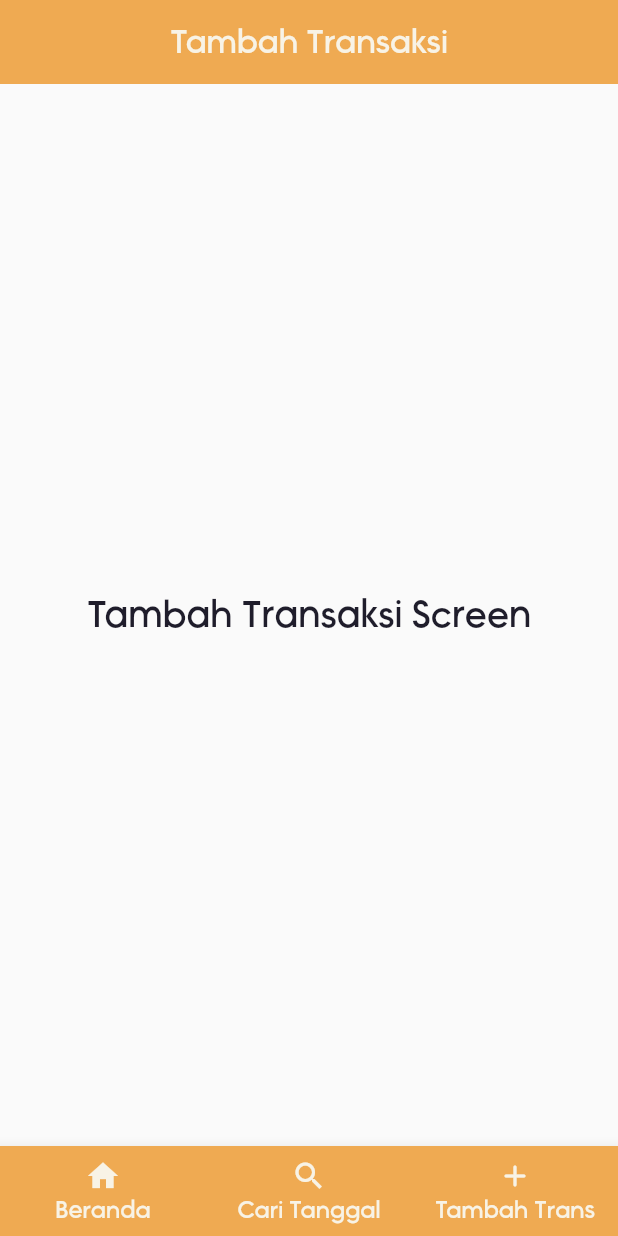
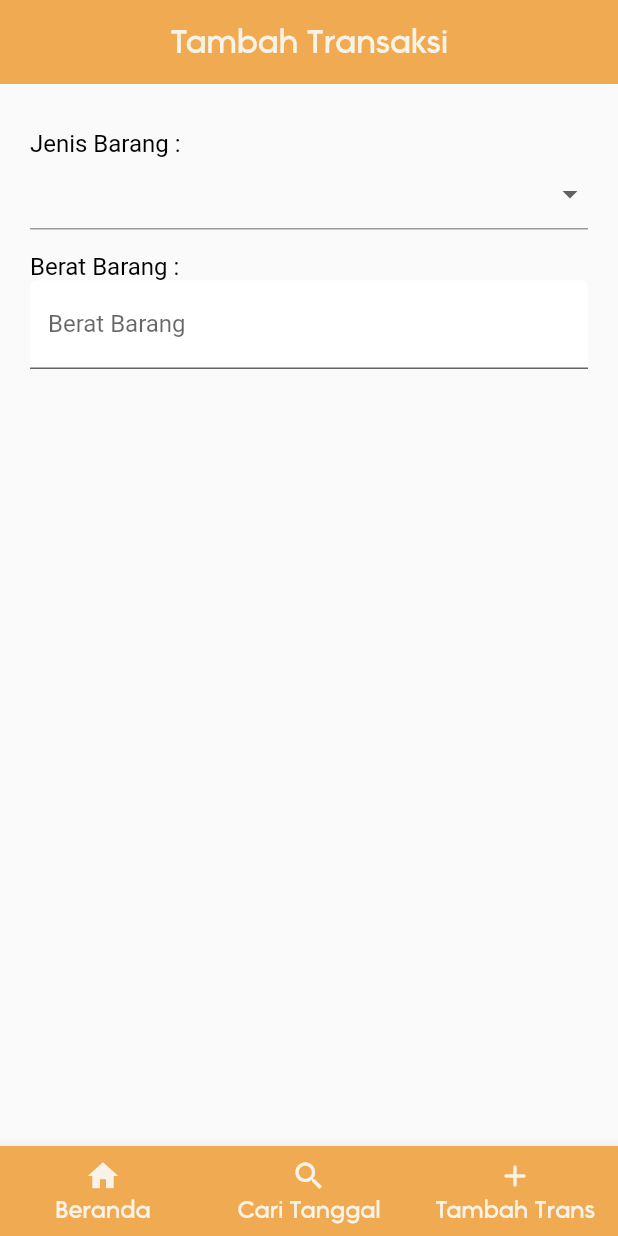
Before and after one commit to johnhaq69/Rismelku, a Flutter app: the TambahTransaksiScreen screen opened by its route, on a phone screen of 412 x 824 dp. Run offline on Flutter 3.47's test engine with Material 2 defaults, Android fonts, the light colour scheme and no system bars.

Commit message:
edit tambah_transaksi

```diff
--- a/lib/main.dart
+++ b/lib/main.dart
@@ -14,7 +14,7 @@ class MyApp extends StatelessWidget {
   @override
   Widget build(BuildContext context) {
     return MaterialApp(
-      title: 'RiceMillKu Makmur Jaya',
+      title: 'RiceMillKu Hj Wahyah',
       debugShowCheckedModeBanner: false,
       routes: {
         '/': (context) => LoginScreen(),
--- a/lib/pages/tambah_transaksi.dart
+++ b/lib/pages/tambah_transaksi.dart
@@ -2,12 +2,27 @@ import 'package:rismelku/widget/bottom_nav.dart';
 import 'package:flutter/material.dart';
 import 'package:rismelku/theme.dart';
 
-class TambahTransaksiScreen extends StatelessWidget {
+class TambahTransaksiScreen extends StatefulWidget {
   const TambahTransaksiScreen({super.key});
+
+  @override
+  State<TambahTransaksiScreen> createState() => _TambahTransaksiScreenState();
+}
+
+class _TambahTransaksiScreenState extends State<TambahTransaksiScreen> {
+  List<String> listBarang = [
+    'Beras',
+    'Bekatul',
+    'Gabah',
+  ];
+  String? barang;
+
+  TextEditingController beratBarangController = TextEditingController();
 
   @override
   Widget build(BuildContext context) {
     return Scaffold(
+      resizeToAvoidBottomInset: false,
       appBar: AppBar(
         backgroundColor: primaryColor,
         centerTitle: true,
@@ -22,14 +37,57 @@ class TambahTransaksiScreen extends StatelessWidget {
           ),
         ),
       ),
-      body: Center(
-        child: Text(
-          "Tambah Transaksi Screen",
-          style: TextStyle(
-            fontFamily: 'OkineSans',
-            fontSize: 25,
-            color: blackColor,
-          ),
+      body: Container(
+        margin: EdgeInsets.symmetric(
+          horizontal: 20,
+          vertical: 30,
+        ),
+        child: Column(
+          children: [
+            Row(
+              children: <Widget>[
+                Text(
+                  "Jenis Barang : ",
+                  style: TextStyle(color: Colors.black, fontSize: 16),
+                ),
+              ],
+            ),
+            DropdownButtonFormField(
+              onChanged: (String? value) {
+                setState(() {
+                  barang = value;
+                });
+              },
+              value: barang,
+              items: listBarang.map((String value) {
+                return DropdownMenuItem(
+                  child: Text(value),
+                  value: value,
+                );
+              }).toList(),
+            ),
+            SizedBox(
+              height: 15,
+            ),
+            Row(
+              children: <Widget>[
+                Text(
+                  "Berat Barang : ",
+                  style: TextStyle(color: Colors.black, fontSize: 16),
+                ),
+              ],
+            ),
+            TextFormField(
+              controller: beratBarangController,
+              decoration: InputDecoration(
+                labelText: 'Berat Barang',
+                hintText: 'Berat Kg',
+                border: UnderlineInputBorder(),
+                filled: true,
+                fillColor: Colors.white,
+              ),
+            ),
+          ],
         ),
       ),
       bottomNavigationBar: BottomNavWidget(),
```
